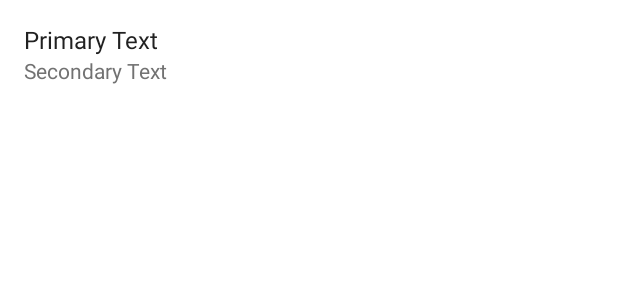
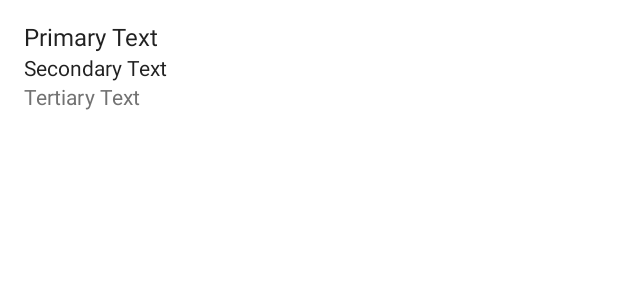
Before and after one commit to rakuishi/ok-android, an Android app: the layout row_three_line.xml on its own in the app's theme, with its tools: preview values and no code run, on a phone screen of 412 x 824 dp. Shown: the top 300 px of the screen. Run offline under Robolectric (Android 15) with nearby library versions, the light colour scheme and no system bars.

Commit message:
Add three-line item

```diff
--- a/app/src/main/java/com/rakuishi/ok/ui/FeedAdapter.java
+++ b/app/src/main/java/com/rakuishi/ok/ui/FeedAdapter.java
@@ -31,7 +31,7 @@ public class FeedAdapter extends ArrayAdapter<FeedItem> {
     public View getView(int position, View convertView, ViewGroup parent) {
         ViewHolder holder;
         if (convertView == null) {
-            convertView = mLayoutInflater.inflate(R.layout.row_blog, parent, false);
+            convertView = mLayoutInflater.inflate(R.layout.row_two_line, parent, false);
             holder = new ViewHolder(convertView);
             convertView.setTag(holder);
         } else {
@@ -46,8 +46,8 @@ public class FeedAdapter extends ArrayAdapter<FeedItem> {
     }
 
     class ViewHolder {
-        @InjectView(R.id.row_blog_primary_tv) TextView primaryTextView;
-        @InjectView(R.id.row_blog_secondary_tv) TextView secondaryTextView;
+        @InjectView(R.id.row_two_line_primary_tv) TextView primaryTextView;
+        @InjectView(R.id.row_two_line_secondary_tv) TextView secondaryTextView;
 
         public ViewHolder(View view) {
             ButterKnife.inject(this, view);
--- a/app/src/main/res/layout/row_blog.xml
+++ b/app/src/main/res/layout/row_three_line.xml
@@ -4,13 +4,13 @@
     xmlns:android="http://schemas.android.com/apk/res/android"
     xmlns:tools="http://schemas.android.com/tools"
     android:layout_width="match_parent"
-    android:layout_height="@dimen/dp_72"
+    android:layout_height="@dimen/dp_88"
     android:paddingRight="@dimen/dp_16"
     android:paddingLeft="@dimen/dp_16"
     android:gravity="center_vertical">
 
     <TextView
-        android:id="@+id/row_blog_primary_tv"
+        android:id="@+id/row_three_line_primary_tv"
         android:layout_width="match_parent"
         android:layout_height="wrap_content"
         android:textAppearance="@style/TextAppearance.AppCompat.Subhead"
@@ -18,13 +18,23 @@
         tools:text="Primary Text"/>
 
     <TextView
-        android:id="@+id/row_blog_secondary_tv"
+        android:id="@+id/row_three_line_secondary_tv"
         android:layout_width="match_parent"
         android:layout_height="wrap_content"
-        android:layout_below="@+id/row_blog_primary_tv"
+        android:layout_below="@+id/row_three_line_primary_tv"
+        android:textAppearance="@style/TextAppearance.AppCompat.Body1"
+        android:textColor="@color/myTextPrimaryColor"
+        android:singleLine="true"
+        tools:text="Secondary Text"/>
+
+    <TextView
+        android:id="@+id/row_three_line_tertiary_tv"
+        android:layout_width="match_parent"
+        android:layout_height="wrap_content"
+        android:layout_below="@+id/row_three_line_secondary_tv"
         android:textAppearance="@style/TextAppearance.AppCompat.Body1"
         android:textColor="@color/mySecondaryTextColor"
         android:singleLine="true"
-        tools:text="Secondary Text"/>
+        tools:text="Tertiary Text"/>
 
 </RelativeLayout>
--- a/app/src/main/res/values/dimens.xml
+++ b/app/src/main/res/values/dimens.xml
@@ -33,6 +33,7 @@
     <dimen name="dp_64">64dp</dimen>
     <!-- Title, List item -->
     <dimen name="dp_72">72dp</dimen>
+    <dimen name="dp_88">88dp</dimen>
 
     <!-- Typography
          http://www.google.com/design/spec/style/typography.html -->
```
Also changed, not shown: app/src/main/res/layout/row_two_line.xml (added, +30 -0 lines).
